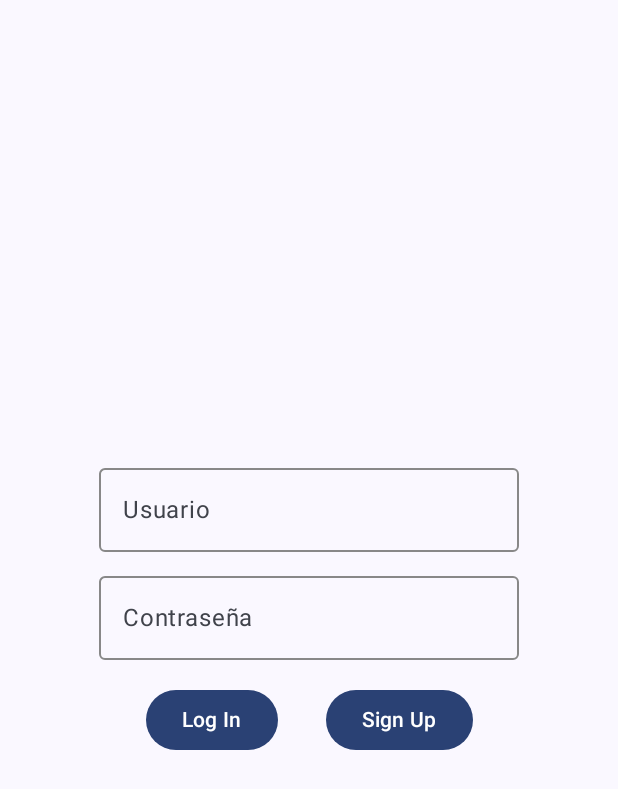
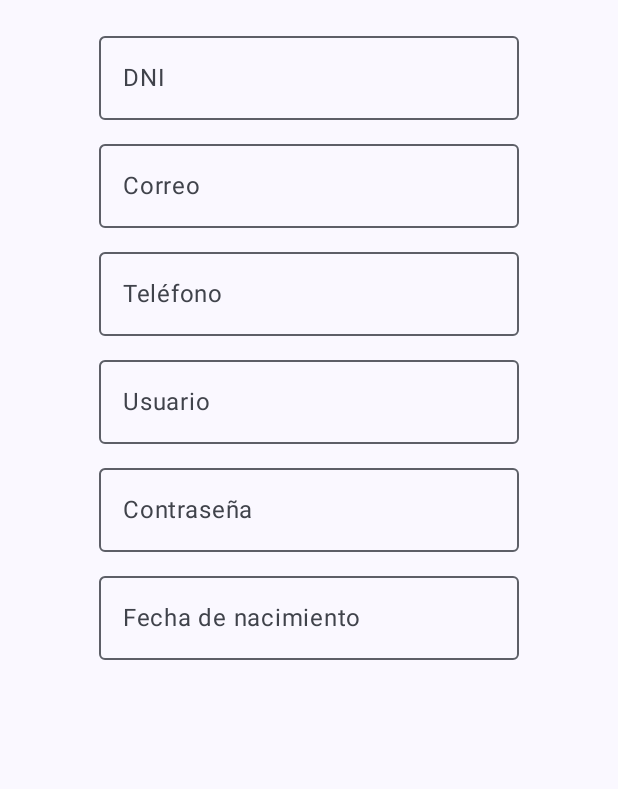
Before and after one commit to marcosfa00/RENTWISE_CONTOL, an Android app built with Jetpack Compose: the screen it shows after launch (MainActivity), on a phone screen of 412 x 824 dp. Shown: the top 789 px of the screen. Run offline under Robolectric (Android 15) with nearby library versions, the phone set to English and light mode, and no system bars.

Commit message:
REGISTER

```diff
--- a/app/src/main/java/com/rentwise/project/ui/theme/UI.kt
+++ b/app/src/main/java/com/rentwise/project/ui/theme/UI_LogIn.kt
@@ -32,7 +32,8 @@ import androidx.compose.ui.graphics.Color
  */
 @Composable
 fun Greeting() {
-    SignIn()
+    //SignIn()
+    MyForm()
 }
 
 @Preview(showBackground = true)
@@ -63,7 +64,9 @@ fun SignIn() {
             OutlinedTextField(
                 value = usernameState.value,
                 onValueChange = { newValue -> usernameState.value = newValue },
-                label = { Text("Usuario") },
+                label = { Text(text ="Usuario",
+                    color = Color.Gray
+                )},
                 colors = TextFieldDefaults.outlinedTextFieldColors(
                     focusedBorderColor = Color.Gray, // Color del borde al estar enfocado
                     unfocusedBorderColor = Color.Gray, // Color del borde al no estar enfocado
@@ -75,7 +78,10 @@ fun SignIn() {
             OutlinedTextField(
                 value = passwordState.value,
                 onValueChange = { newValue -> passwordState.value = newValue },
-                label = { Text("Contraseña") },
+                label = {
+                    Text(text="Contraseña",
+                        color = Color.Gray)
+                        },
                 visualTransformation = PasswordVisualTransformation(),
                 modifier = Modifier.padding(top = 8.dp),
                 colors = TextFieldDefaults.outlinedTextFieldColors(
@@ -88,7 +94,7 @@ fun SignIn() {
 
             Row {
                 LoginButton(username = usernameState.value, password = passwordState.value)
-                SignUpButton()
+                OpenSignUpButton()
             }
         }
     }
@@ -112,7 +118,7 @@ fun LoginButton(username: String, password: String) {
 }
 
 @Composable
-fun SignUpButton() {
+fun OpenSignUpButton() {
     Button(
         onClick = {
             // Acción al presionar el botón de sign up
--- /dev/null
+++ b/app/src/main/java/com/rentwise/project/ui/theme/UI_Register.kt
@@ -0,0 +1,93 @@
+package com.rentwise.project.ui.theme
+
+import androidx.compose.foundation.layout.*
+import androidx.compose.foundation.text.KeyboardOptions
+import androidx.compose.material.*
+import androidx.compose.material3.Button
+import androidx.compose.material3.ExperimentalMaterial3Api
+import androidx.compose.material3.OutlinedTextField
+import androidx.compose.material3.Text
+import androidx.compose.runtime.*
+import androidx.compose.ui.Alignment
+import androidx.compose.ui.Modifier
+import androidx.compose.ui.text.input.KeyboardType
+import androidx.compose.ui.text.input.PasswordVisualTransformation
+import androidx.compose.ui.tooling.preview.Preview
+import androidx.compose.ui.unit.dp
+
+
+@OptIn(ExperimentalMaterial3Api::class)
+@Composable
+fun MyForm() {
+    var dni by remember { mutableStateOf("") }
+    var email by remember { mutableStateOf("") }
+    var phoneNumber by remember { mutableStateOf("") }
+    var username by remember { mutableStateOf("") }
+    var password by remember { mutableStateOf("") }
+    var dateOfBirth by remember { mutableStateOf("") }
+
+    Column(
+        modifier = Modifier
+            .padding(16.dp)
+            .fillMaxWidth(),
+        horizontalAlignment = Alignment.CenterHorizontally,
+        verticalArrangement = Arrangement.spacedBy(8.dp)
+    ) {
+        OutlinedTextField(
+            value = dni,
+            onValueChange = { dni = it },
+            label = { Text("DNI") },
+            keyboardOptions = KeyboardOptions(keyboardType = KeyboardType.Number)
+        )
+
+        OutlinedTextField(
+            value = email,
+            onValueChange = { email = it },
+            label = { Text("Correo") },
+            keyboardOptions = KeyboardOptions(keyboardType = KeyboardType.Email)
+        )
+
+        OutlinedTextField(
+            value = phoneNumber,
+            onValueChange = { phoneNumber = it },
+            label = { Text("Teléfono") },
+            keyboardOptions = KeyboardOptions(keyboardType = KeyboardType.Phone)
+        )
+
+        OutlinedTextField(
+            value = username,
+            onValueChange = { username = it },
+            label = { Text("Usuario") }
+        )
+
+        OutlinedTextField(
+            value = password,
+            onValueChange = { password = it },
+            label = { Text("Contraseña") },
+            visualTransformation = PasswordVisualTransformation()
+        )
+
+        OutlinedTextField(
+            value = dateOfBirth,
+            onValueChange = { /* You can handle date selection logic here */ },
+            label = { Text("Fecha de nacimiento") },
+            readOnly = true // For display purposes, you might want to open a date picker dialog on click
+        )
+
+        // Add a button or any other UI elements for form submission or date selection
+    }
+}
+
+
+@Composable
+fun SignUpButton() {
+    Button(
+        onClick = {
+            // Acción al presionar el botón de registro
+
+        },
+        modifier = Modifier.padding(top = 8.dp)
+    ) {
+        Text(text = "Registrarse")
+    }
+}
```
Also changed, not shown: app/src/main/java/com/rentwise/project/DataClass.kt (added, +17 -0 lines), app/src/main/java/com/rentwise/project/viewModel.kt (added, +11 -0 lines).
